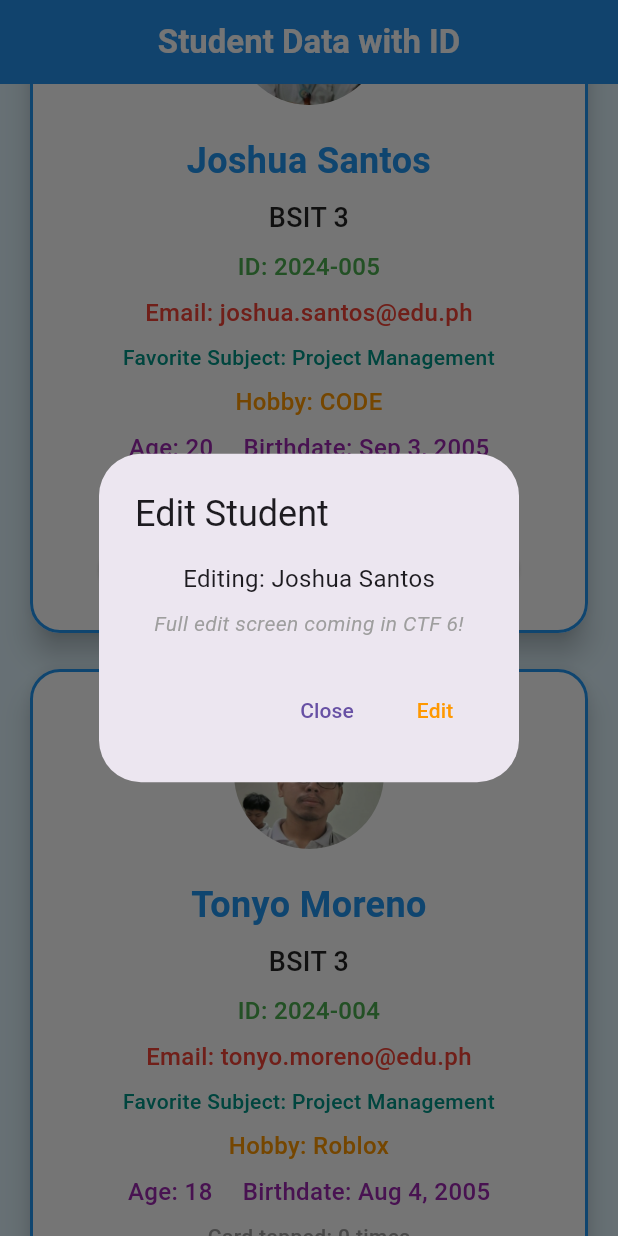
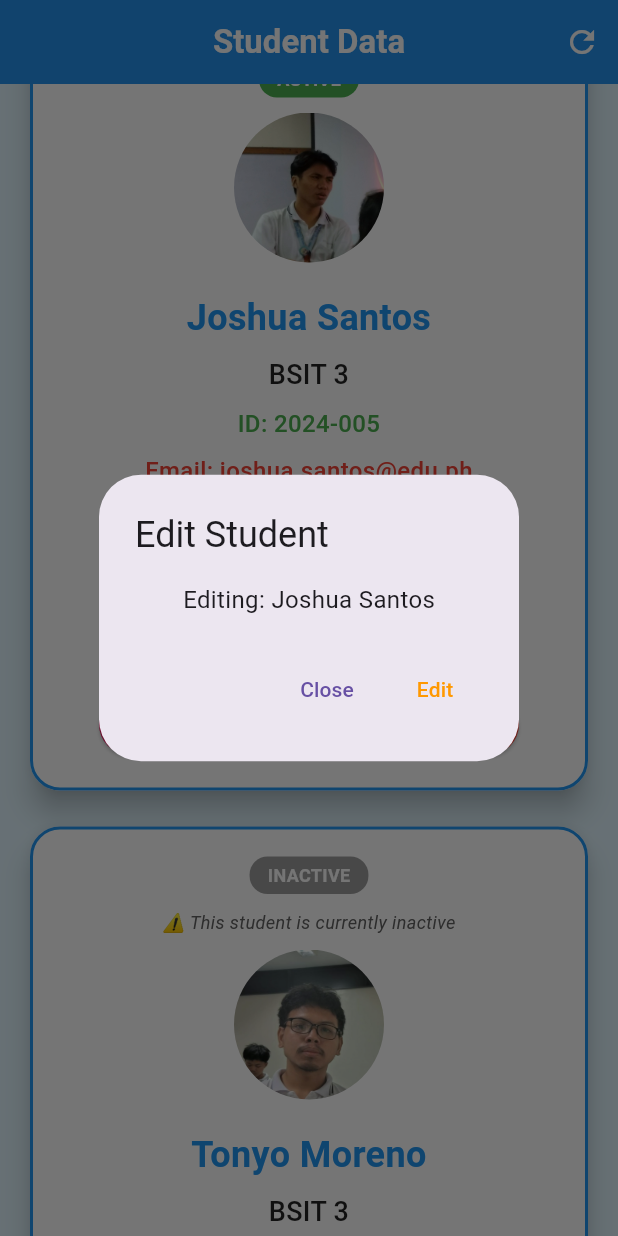
Before and after one commit to BosconianManes/IT314AB_Artajo, a Flutter app: the screen it shows after launch, scrolled down 1152 dp, after a tap on "Edit", on a phone screen of 412 x 824 dp. Run offline on Flutter 3.47's test engine with Material 3 defaults, Android fonts, the phone set to English and light mode, and no system bars.

Commit message:
Add conditional UI: active/inactive status, show/hide elements, empty state, loading state, and combined state handling

```diff
--- a/my_first_flutter_app/lib/main.dart
+++ b/my_first_flutter_app/lib/main.dart
@@ -29,8 +29,9 @@ class MyHomePage extends StatefulWidget {
 class _MyHomePageState extends State<MyHomePage> {
 
   int _tapCount = 0;
+  bool _isLoading = false;
 
-  // DELETE METHOD
+  // delete method
   void _deleteStudent(int index) {
     setState(() {
       students.removeAt(index);
@@ -79,7 +80,7 @@ class _MyHomePageState extends State<MyHomePage> {
               mainAxisSize: MainAxisSize.min,
               crossAxisAlignment: CrossAxisAlignment.center,
               children: [
-                // FAVORITE LABEL
+                // favorite label
                 if (student.isFavorite)
                   Container(
                     padding: const EdgeInsets.symmetric(horizontal: 12, vertical: 4),
@@ -97,6 +98,38 @@ class _MyHomePageState extends State<MyHomePage> {
                     ),
                   ),
                 if (student.isFavorite) const SizedBox(height: 10),
+
+                // active / inactive label
+                Container(
+                  padding: const EdgeInsets.symmetric(horizontal: 12, vertical: 4),
+                  decoration: BoxDecoration(
+                    color: student.isActive ? Colors.green : Colors.grey,
+                    borderRadius: BorderRadius.circular(12),
+                  ),
+                  child: Text(
+                    student.isActive ? 'ACTIVE' : 'INACTIVE',
+                    style: const TextStyle(
+                      color: Colors.white,
+                      fontSize: 12,
+                      fontWeight: FontWeight.bold,
+                    ),
+                  ),
+                ),
+                const SizedBox(height: 10),
+
+                // warning, show lang if inactive
+                if (!student.isActive)
+                  Padding(
+                    padding: const EdgeInsets.only(bottom: 10),
+                    child: Text(
+                      '⚠ This student is currently inactive',
+                      style: TextStyle(
+                        color: Colors.grey[700],
+                        fontSize: 12,
+                        fontStyle: FontStyle.italic,
+                      ),
+                    ),
+                  ),
 
                 ClipRRect(
                   borderRadius: BorderRadius.circular(60),
@@ -201,13 +234,13 @@ class _MyHomePageState extends State<MyHomePage> {
                 ),
                 const SizedBox(height: 16),
 
-                // BUTTONS ROW
+                // buttons row
                 SingleChildScrollView(
                   scrollDirection: Axis.horizontal,
                   child: Row(
                     mainAxisAlignment: MainAxisAlignment.center,
                     children: [
-                      // FAVORITE BUTTON
+                      // favorite button
                       ElevatedButton(
                         onPressed: () {
                           setState(() {
@@ -234,7 +267,7 @@ class _MyHomePageState extends State<MyHomePage> {
                       ),
                       const SizedBox(width: 10),
 
-                      // EDIT BUTTON
+                      // edit button
                       ElevatedButton(
                         onPressed: () {
                           showDialog(
@@ -247,15 +280,6 @@ class _MyHomePageState extends State<MyHomePage> {
                                   Text(
                                     'Editing: $name',
                                     style: const TextStyle(fontSize: 16),
-                                  ),
-                                  const SizedBox(height: 8),
-                                  const Text(
-                                    'Full edit screen coming in CTF 6!',
-                                    style: TextStyle(
-                                      fontSize: 14,
-                                      color: Colors.grey,
-                                      fontStyle: FontStyle.italic,
-                                    ),
                                   ),
                                 ],
                               ),
@@ -292,9 +316,10 @@ class _MyHomePageState extends State<MyHomePage> {
                           ],
                         ),
                       ),
+
+                      // delete button, show lang if active
+                      if (student.isActive) ...[
                         const SizedBox(width: 10),
-
-                      // DELETE BUTTON
                         ElevatedButton(
                           onPressed: () {
                             showDialog(
@@ -336,6 +361,7 @@ class _MyHomePageState extends State<MyHomePage> {
                           ),
                         ),
                       ],
+                    ],
                   ),
                 ),
               ],
@@ -360,12 +386,41 @@ class _MyHomePageState extends State<MyHomePage> {
             fontWeight: FontWeight.bold,
           ),
         ),
+        actions: [
+          // loading toggle button
+          IconButton(
+            icon: const Icon(Icons.refresh, color: Colors.white),
+            onPressed: () {
+              setState(() {
+                _isLoading = !_isLoading;
+              });
+            },
           ),
-      body: students.isEmpty
+        ],
+      ),
+      body: _isLoading
+          ? const Center(
+        child: Column(
+          mainAxisAlignment: MainAxisAlignment.center,
+          children: [
+            CircularProgressIndicator(),
+            SizedBox(height: 16),
+            Text('Loading students...'),
+          ],
+        ),
+      )
+          : students.isEmpty
           ? Center(
         child: Column(
           mainAxisAlignment: MainAxisAlignment.center,
           children: [
+            // empty state icon
+            Icon(
+              Icons.people_outline,
+              size: 60,
+              color: Colors.grey[400],
+            ),
+            const SizedBox(height: 8),
             Text(
               'No students found.',
               style: TextStyle(
--- a/my_first_flutter_app/lib/profile_data.dart
+++ b/my_first_flutter_app/lib/profile_data.dart
@@ -9,6 +9,7 @@ class Student {
   String email;
   String favoriteSubject;
   bool isFavorite;
+  bool isActive;
 
   Student({
     required this.name,
@@ -21,6 +22,7 @@ class Student {
     required this.email,
     required this.favoriteSubject,
     this.isFavorite = false,
+    this.isActive = true,
   });
 }
 
@@ -57,6 +59,7 @@ List<Student> students = [
     studentId: '2024-003',
     email: 'wilken.nobetnov@edu.ph',
     favoriteSubject: 'IoT',
+    isActive: false,
   ),
   Student(
     name: 'Tonyo Moreno',
@@ -68,6 +71,7 @@ List<Student> students = [
     studentId: '2024-004',
     email: 'tonyo.moreno@edu.ph',
     favoriteSubject: 'Project Management',
+    isActive: false,
   ),
   Student(
     name: 'Joshua Santos',
@@ -93,4 +97,4 @@ List<Student> students = [
   ),
 ];
 
-String appTitle = 'Student Data with ID';
+String appTitle = 'Student Data';
```
Lines whose indentation alone changed are shown as unchanged.
